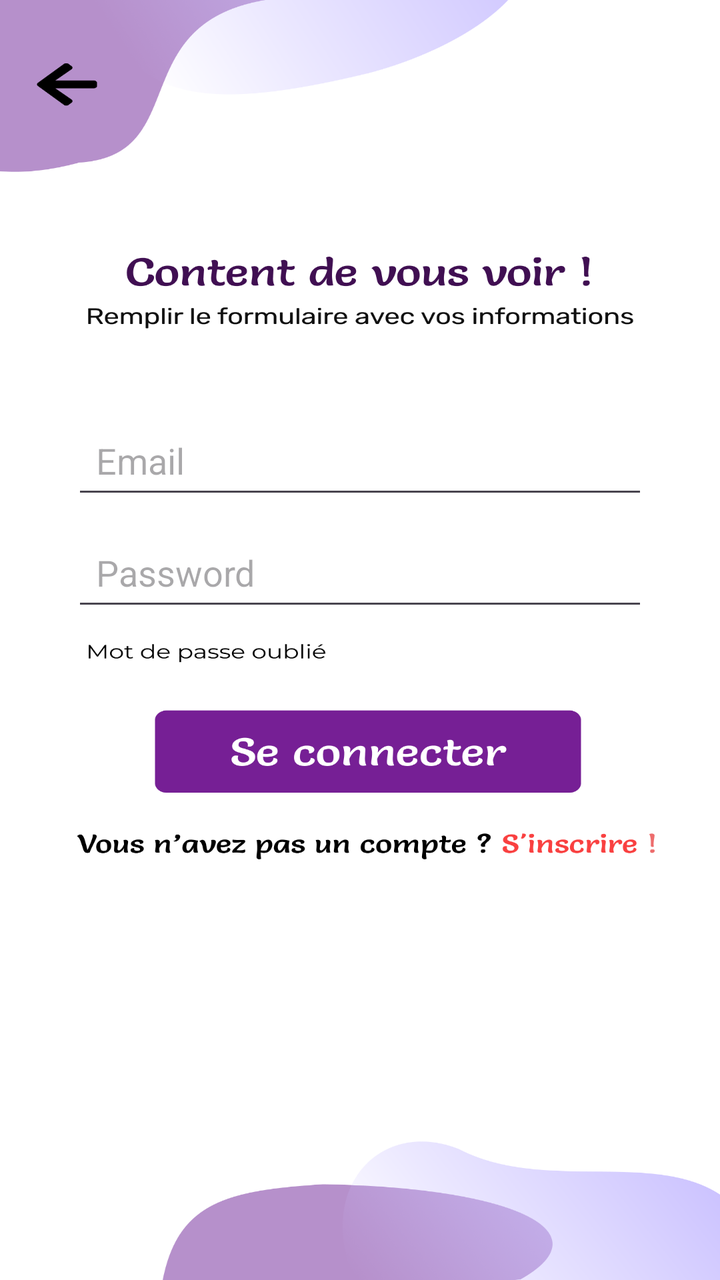
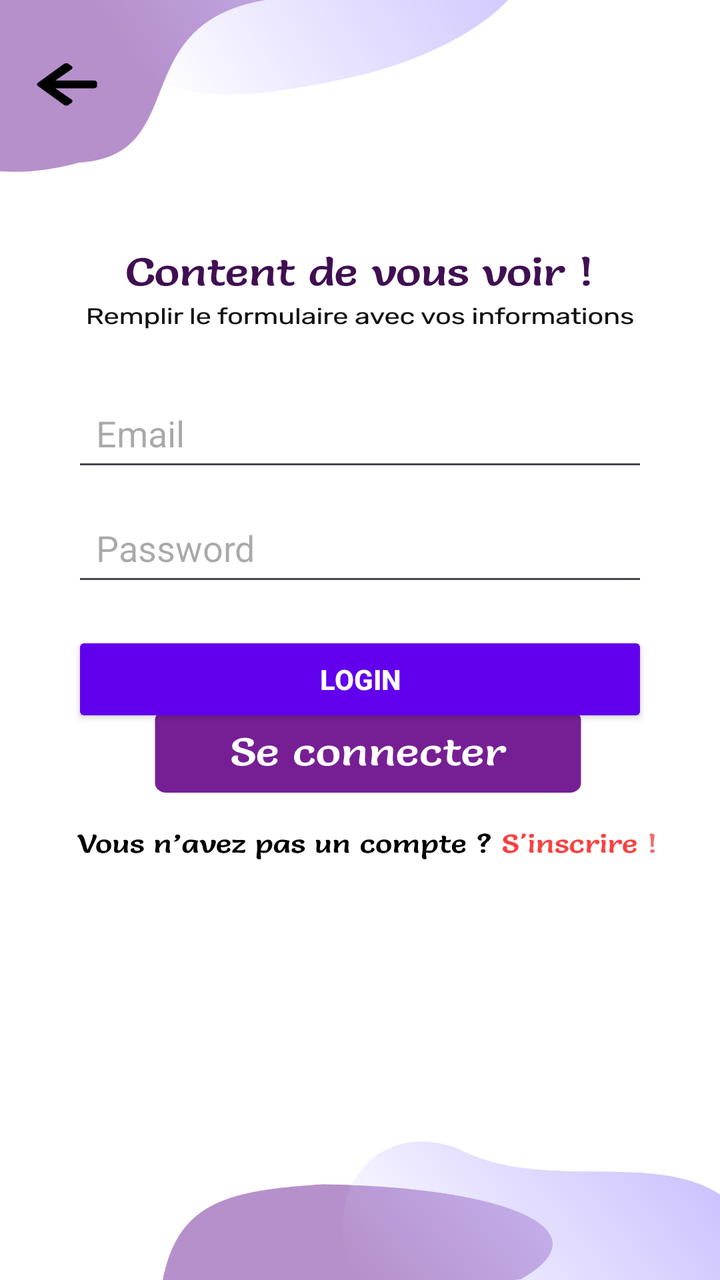

Two renders of the same Android screen: before a commit and after it. Below are the layout's source before the change and the commit's diff.
<!-- AndroidManifest.xml: application theme Theme.Sahti -->
<!-- res/layout/activity_login.xml -->
<?xml version="1.0" encoding="utf-8"?>
<androidx.constraintlayout.widget.ConstraintLayout xmlns:android="http://schemas.android.com/apk/res/android"
    xmlns:app="http://schemas.android.com/apk/res-auto"
    xmlns:tools="http://schemas.android.com/tools"
    android:id="@+id/main"
    android:layout_width="match_parent"
    android:layout_height="match_parent"
    android:background="@drawable/login"
    tools:context=".login">

    <EditText
        android:id="@+id/editTextTextEmailAddress"
        android:layout_width="0dp"
        android:layout_height="wrap_content"
        android:hint="Email"
        android:inputType="textEmailAddress"
        android:padding="12dp"

        app:layout_constraintBottom_toBottomOf="parent"
        app:layout_constraintEnd_toEndOf="parent"
        app:layout_constraintStart_toStartOf="parent"
        app:layout_constraintTop_toTopOf="parent"
        app:layout_constraintVertical_bias="0.348"
        app:layout_constraintWidth_percent="0.8" />

    <EditText
        android:id="@+id/editTextTextPassword"
        android:layout_width="0dp"
        android:layout_height="wrap_content"
        android:hint="Password"
        android:inputType="textPassword"
        android:padding="12dp"

        app:layout_constraintBottom_toBottomOf="parent"
        app:layout_constraintEnd_toEndOf="parent"
        app:layout_constraintStart_toStartOf="parent"
        app:layout_constraintTop_toTopOf="parent"
        app:layout_constraintVertical_bias="0.443"
        app:layout_constraintWidth_percent="0.8" />

</androidx.constraintlayout.widget.ConstraintLayout>
<!-- resources referenced by this layout -->
<resources>
  <!-- drawable login: png bitmap (drawable, 168636 bytes) -->
  <style name="Theme.Sahti" parent="Base.Theme.Sahti" />
  <style name="Base.Theme.Sahti" parent="Theme.Material3.DayNight.NoActionBar">
          
          
      </style>
</resources>

<!-- the commit's change to res/layout/activity_login.xml (unified diff, before → after) -->
@@ -8,6 +8,9 @@
     android:background="@drawable/login"
     tools:context=".login">
 
+    
+
+    
     <EditText
         android:id="@+id/editTextTextEmailAddress"
         android:layout_width="0dp"
@@ -15,14 +18,14 @@
         android:hint="Email"
         android:inputType="textEmailAddress"
         android:padding="12dp"
-
         app:layout_constraintBottom_toBottomOf="parent"
         app:layout_constraintEnd_toEndOf="parent"
         app:layout_constraintStart_toStartOf="parent"
         app:layout_constraintTop_toTopOf="parent"
-        app:layout_constraintVertical_bias="0.348"
+        app:layout_constraintVertical_bias="0.325"
         app:layout_constraintWidth_percent="0.8" />
 
+    
     <EditText
         android:id="@+id/editTextTextPassword"
         android:layout_width="0dp"
@@ -30,12 +33,26 @@
         android:hint="Password"
         android:inputType="textPassword"
         android:padding="12dp"
-
         app:layout_constraintBottom_toBottomOf="parent"
         app:layout_constraintEnd_toEndOf="parent"
         app:layout_constraintStart_toStartOf="parent"
-        app:layout_constraintTop_toTopOf="parent"
-        app:layout_constraintVertical_bias="0.443"
+        app:layout_constraintTop_toBottomOf="@id/editTextTextEmailAddress"
+        app:layout_constraintVertical_bias="0.026"
         app:layout_constraintWidth_percent="0.8" />
 
+    <Button
+        android:id="@+id/btnLogin"
+        android:layout_width="0dp"
+        android:layout_height="wrap_content"
+        android:backgroundTint="@color/purple_500"
+        android:padding="12dp"
+        android:text="Login"
+        android:textColor="@android:color/white"
+        android:textStyle="bold"
+        app:layout_constraintBottom_toBottomOf="parent"
+        app:layout_constraintEnd_toEndOf="parent"
+        app:layout_constraintStart_toStartOf="parent"
+        app:layout_constraintTop_toBottomOf="@id/editTextTextPassword"
+        app:layout_constraintVertical_bias="0.06"
+        app:layout_constraintWidth_percent="0.8" />
 </androidx.constraintlayout.widget.ConstraintLayout>
<!-- resource entries referenced after the edit -->
@@ -1,5 +1,6 @@
 <!-- resources referenced by this layout -->
 <resources>
+  <color name="purple_500">#FF6200EE</color>
   <!-- drawable login: png bitmap (drawable, 168636 bytes) -->
   <style name="Theme.Sahti" parent="Base.Theme.Sahti" />
   <style name="Base.Theme.Sahti" parent="Theme.Material3.DayNight.NoActionBar">
